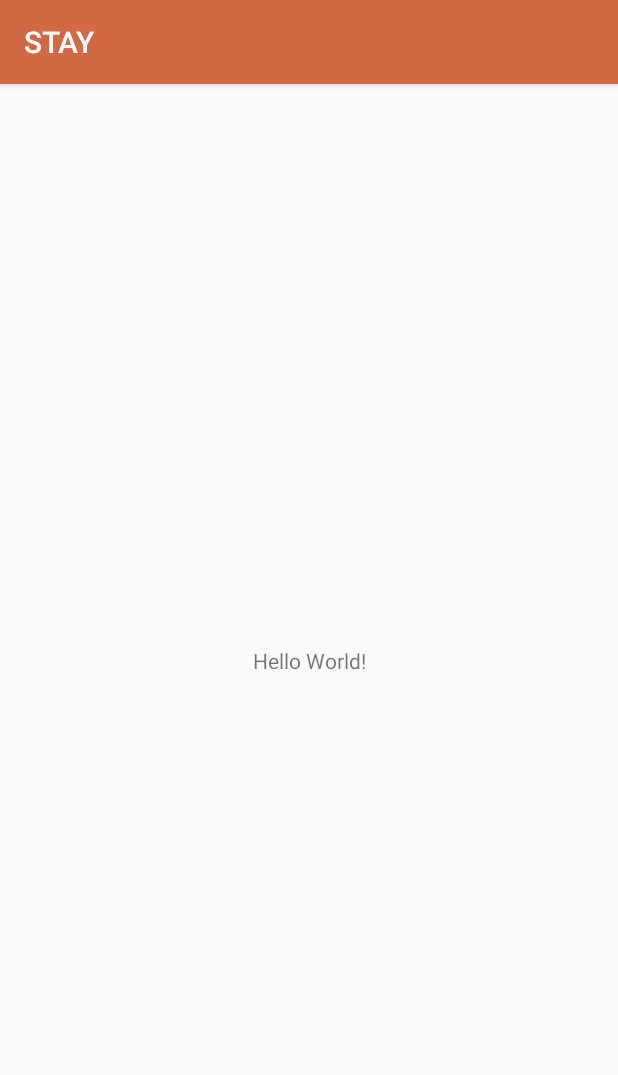
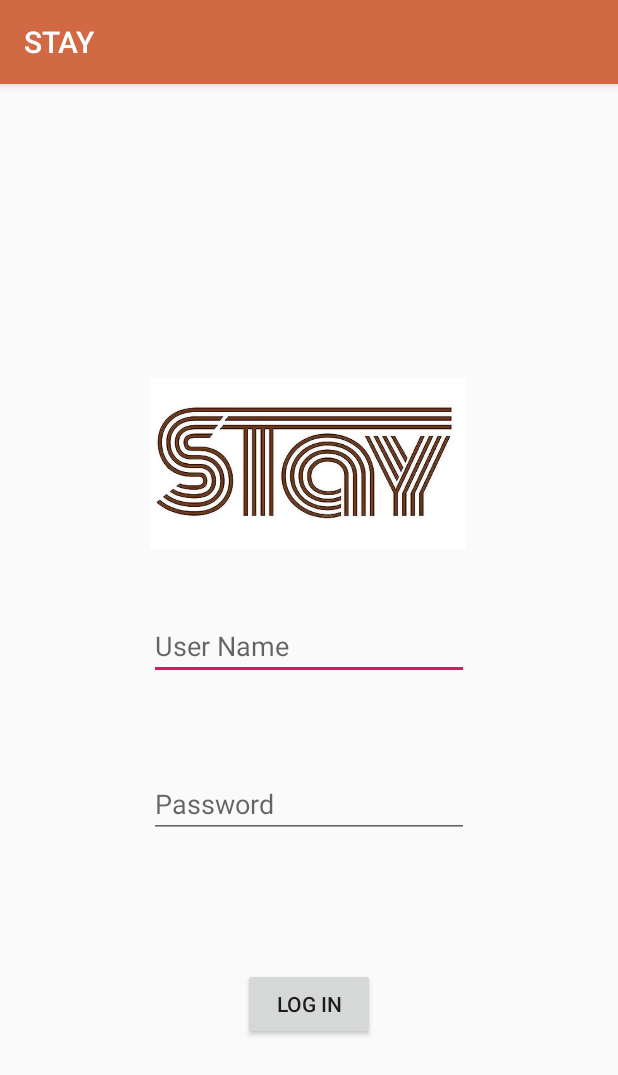
Before and after one commit to MilindaRanawaka/STAY, an Android app: the screen it shows after launch (MainActivity), on a phone screen of 412 x 824 dp. Shown: the top 1075 px of the screen. Run offline under Robolectric (Android 15) with nearby library versions, the phone set to English and light mode, and no system bars.

Commit message:
Design 01

```diff
--- a/app/src/main/res/layout/activity_main.xml
+++ b/app/src/main/res/layout/activity_main.xml
@@ -6,13 +6,75 @@
     android:layout_height="match_parent"
     tools:context=".MainActivity">
 
-    <TextView
+    <EditText
+        android:id="@+id/editText"
+        android:layout_width="0dp"
+        android:layout_height="wrap_content"
+        android:layout_marginStart="99dp"
+        android:layout_marginLeft="99dp"
+        android:layout_marginTop="352dp"
+        android:layout_marginEnd="99dp"
+        android:layout_marginRight="99dp"
+        android:ems="10"
+        android:hint="@string/uName"
+        android:inputType="textPersonName"
+        app:layout_constraintEnd_toEndOf="parent"
+        app:layout_constraintHorizontal_bias="1.0"
+        app:layout_constraintStart_toStartOf="parent"
+        app:layout_constraintTop_toTopOf="parent" />
+
+    <EditText
+        android:id="@+id/editText3"
+        android:layout_width="0dp"
+        android:layout_height="wrap_content"
+        android:layout_marginStart="99dp"
+        android:layout_marginLeft="99dp"
+        android:layout_marginTop="104dp"
+        android:layout_marginEnd="99dp"
+        android:layout_marginRight="99dp"
+        android:layout_marginBottom="43dp"
+        android:ems="10"
+        android:hint="@string/pwd"
+        android:inputType="textPassword"
+        app:layout_constraintBottom_toTopOf="@+id/button"
+        app:layout_constraintEnd_toEndOf="parent"
+        app:layout_constraintHorizontal_bias="1.0"
+        app:layout_constraintStart_toStartOf="parent"
+        app:layout_constraintTop_toBottomOf="@+id/editText" />
+
+    <Button
+        android:id="@+id/button"
         android:layout_width="wrap_content"
         android:layout_height="wrap_content"
-        android:text="Hello World!"
+        android:layout_marginStart="162dp"
+        android:layout_marginLeft="162dp"
+        android:layout_marginTop="43dp"
+        android:layout_marginEnd="162dp"
+        android:layout_marginRight="162dp"
+        android:layout_marginBottom="175dp"
+        android:text="@string/log"
         app:layout_constraintBottom_toBottomOf="parent"
-        app:layout_constraintLeft_toLeftOf="parent"
-        app:layout_constraintRight_toRightOf="parent"
-        app:layout_constraintTop_toTopOf="parent" />
+        app:layout_constraintEnd_toEndOf="parent"
+        app:layout_constraintHorizontal_bias="1.0"
+        app:layout_constraintStart_toStartOf="parent"
+        app:layout_constraintTop_toBottomOf="@+id/editText3" />
+
+    <ImageView
+        android:id="@+id/imageView2"
+        android:layout_width="0dp"
+        android:layout_height="119dp"
+        android:layout_marginStart="100dp"
+        android:layout_marginLeft="100dp"
+        android:layout_marginTop="193dp"
+        android:layout_marginEnd="101dp"
+        android:layout_marginRight="101dp"
+        android:layout_marginBottom="42dp"
+        app:layout_constraintBottom_toTopOf="@+id/editText"
+        app:layout_constraintEnd_toEndOf="parent"
+        app:layout_constraintHorizontal_bias="0.0"
+        app:layout_constraintStart_toStartOf="parent"
+        app:layout_constraintTop_toTopOf="parent"
+        app:layout_constraintVertical_bias="0.0"
+        app:srcCompat="@drawable/stay" />
 
 </androidx.constraintlayout.widget.ConstraintLayout>
--- a/app/src/main/res/values/strings.xml
+++ b/app/src/main/res/values/strings.xml
@@ -1,3 +1,6 @@
 <resources>
     <string name="app_name">STAY</string>
+    <string name="uName">User Name</string>
+    <string name="pwd">Password</string>
+    <string name="log">Log In</string>
 </resources>
```
Also changed, not shown: app/src/main/res/drawable/stay.jpg (added).
